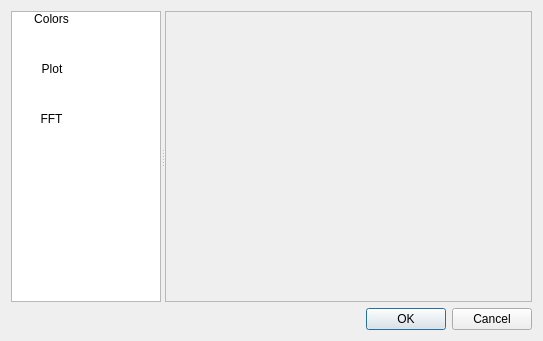
First picture: the form in configdialog.ui, repository akupiec/specttt, before the edit.
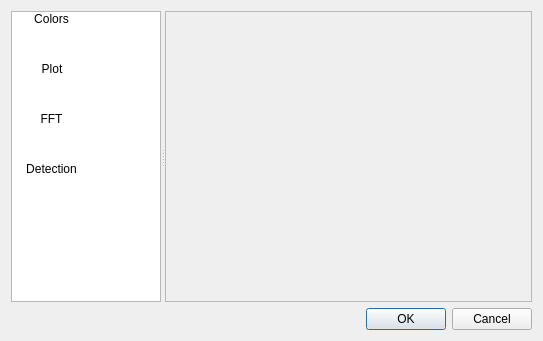
Second picture: the form after the edit. Icons and pictures are not drawn.

Commit message: detection config

```diff
--- a/configdialog.ui
+++ b/configdialog.ui
@@ -79,6 +79,14 @@
          <normaloff>:/icons/config/fft.png</normaloff>:/icons/config/fft.png</iconset>
        </property>
       </item>
+      <item>
+       <property name="text">
+        <string>Detection</string>
+       </property>
+       <property name="icon">
+        <iconset theme="edit-find"/>
+       </property>
+      </item>
      </widget>
      <widget class="QScrollArea" name="scrollArea">
       <property name="widgetResizable">
```
The commit also changes 11 other files.
